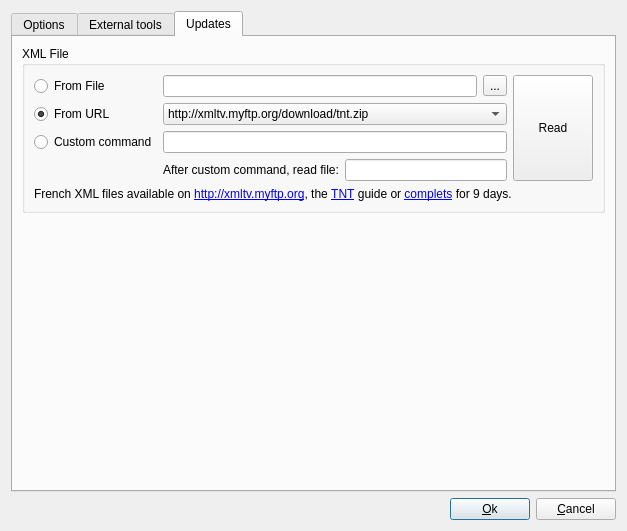
Qt form ui/config.ui (jlbrd/qmagneto) before a commit.
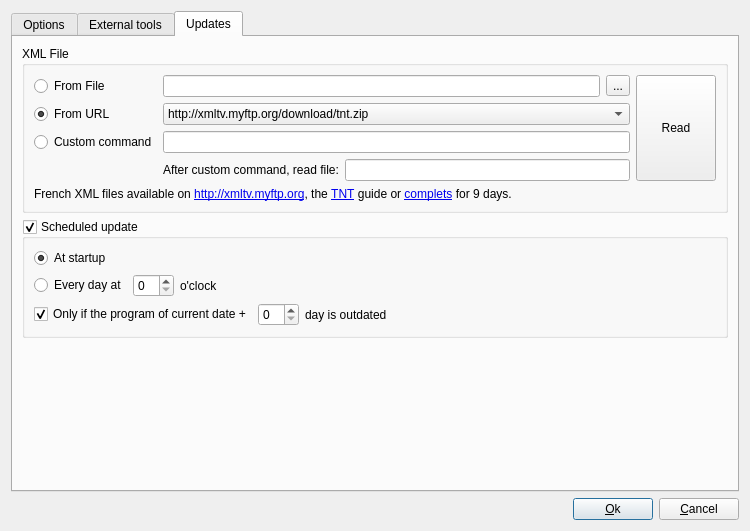
The same form after that commit. The open tabs and pages were chosen to show the change.

```diff
--- a/ui/config.ui
+++ b/ui/config.ui
@@ -5,7 +5,7 @@
    <rect>
     <x>0</x>
     <y>0</y>
-    <width>627</width>
+    <width>750</width>
     <height>531</height>
    </rect>
   </property>
@@ -497,7 +497,7 @@
       <attribute name="title" >
        <string>Updates</string>
       </attribute>
-      <layout class="QGridLayout" name="gridLayout_10" >
+      <layout class="QGridLayout" name="gridLayout_11" >
        <item row="0" column="0" >
         <widget class="QGroupBox" name="groupBox" >
          <property name="title" >
@@ -612,6 +612,154 @@
         </widget>
        </item>
        <item row="1" column="0" >
+        <widget class="QGroupBox" name="scheduledUpdate" >
+         <property name="title" >
+          <string>Scheduled update</string>
+         </property>
+         <property name="checkable" >
+          <bool>true</bool>
+         </property>
+         <layout class="QGridLayout" name="gridLayout_10" >
+          <item row="0" column="0" >
+           <layout class="QHBoxLayout" name="horizontalLayout_7" >
+            <item>
+             <widget class="QRadioButton" name="atStartup" >
+              <property name="sizePolicy" >
+               <sizepolicy vsizetype="Fixed" hsizetype="Maximum" >
+                <horstretch>0</horstretch>
+                <verstretch>0</verstretch>
+               </sizepolicy>
+              </property>
+              <property name="text" >
+               <string>At startup</string>
+              </property>
+              <property name="checked" >
+               <bool>true</bool>
+              </property>
+             </widget>
+            </item>
+            <item>
+             <spacer name="horizontalSpacer_3" >
+              <property name="orientation" >
+               <enum>Qt::Horizontal</enum>
+              </property>
+              <property name="sizeHint" stdset="0" >
+               <size>
+                <width>40</width>
+                <height>20</height>
+               </size>
+              </property>
+             </spacer>
+            </item>
+           </layout>
+          </item>
+          <item row="1" column="0" >
+           <layout class="QHBoxLayout" name="horizontalLayout_10" >
+            <item>
+             <widget class="QRadioButton" name="everyDay" >
+              <property name="sizePolicy" >
+               <sizepolicy vsizetype="Fixed" hsizetype="Maximum" >
+                <horstretch>0</horstretch>
+                <verstretch>0</verstretch>
+               </sizepolicy>
+              </property>
+              <property name="text" >
+               <string>Every day at</string>
+              </property>
+             </widget>
+            </item>
+            <item>
+             <widget class="QSpinBox" name="everyDayAt" >
+              <property name="sizePolicy" >
+               <sizepolicy vsizetype="Fixed" hsizetype="Maximum" >
+                <horstretch>0</horstretch>
+                <verstretch>0</verstretch>
+               </sizepolicy>
+              </property>
+              <property name="maximum" >
+               <number>23</number>
+              </property>
+             </widget>
+            </item>
+            <item>
+             <widget class="QLabel" name="label_19" >
+              <property name="text" >
+               <string>o'clock</string>
+              </property>
+             </widget>
+            </item>
+            <item>
+             <spacer name="horizontalSpacer_4" >
+              <property name="orientation" >
+               <enum>Qt::Horizontal</enum>
+              </property>
+              <property name="sizeHint" stdset="0" >
+               <size>
+                <width>40</width>
+                <height>20</height>
+               </size>
+              </property>
+             </spacer>
+            </item>
+           </layout>
+          </item>
+          <item row="2" column="0" >
+           <layout class="QHBoxLayout" name="horizontalLayout_11" >
+            <item>
+             <widget class="QCheckBox" name="onlyIfOutOfDate" >
+              <property name="sizePolicy" >
+               <sizepolicy vsizetype="Fixed" hsizetype="Maximum" >
+                <horstretch>0</horstretch>
+                <verstretch>0</verstretch>
+               </sizepolicy>
+              </property>
+              <property name="layoutDirection" >
+               <enum>Qt::LeftToRight</enum>
+              </property>
+              <property name="text" >
+               <string>Only if the program of current date +</string>
+              </property>
+              <property name="checked" >
+               <bool>true</bool>
+              </property>
+             </widget>
+            </item>
+            <item>
+             <widget class="QSpinBox" name="onlyIfOutOfDateDay" >
+              <property name="sizePolicy" >
+               <sizepolicy vsizetype="Fixed" hsizetype="Maximum" >
+                <horstretch>0</horstretch>
+                <verstretch>0</verstretch>
+               </sizepolicy>
+              </property>
+             </widget>
+            </item>
+            <item>
+             <widget class="QLabel" name="label_18" >
+              <property name="text" >
+               <string>day is outdated</string>
+              </property>
+             </widget>
+            </item>
+            <item>
+             <spacer name="horizontalSpacer_5" >
+              <property name="orientation" >
+               <enum>Qt::Horizontal</enum>
+              </property>
+              <property name="sizeHint" stdset="0" >
+               <size>
+                <width>40</width>
+                <height>20</height>
+               </size>
+              </property>
+             </spacer>
+            </item>
+           </layout>
+          </item>
+         </layout>
+        </widget>
+       </item>
+       <item row="2" column="0" >
         <spacer name="verticalSpacer_2" >
          <property name="orientation" >
           <enum>Qt::Vertical</enum>
```
Left out of the diff: 32 changed lines with no effect on the pictures.
